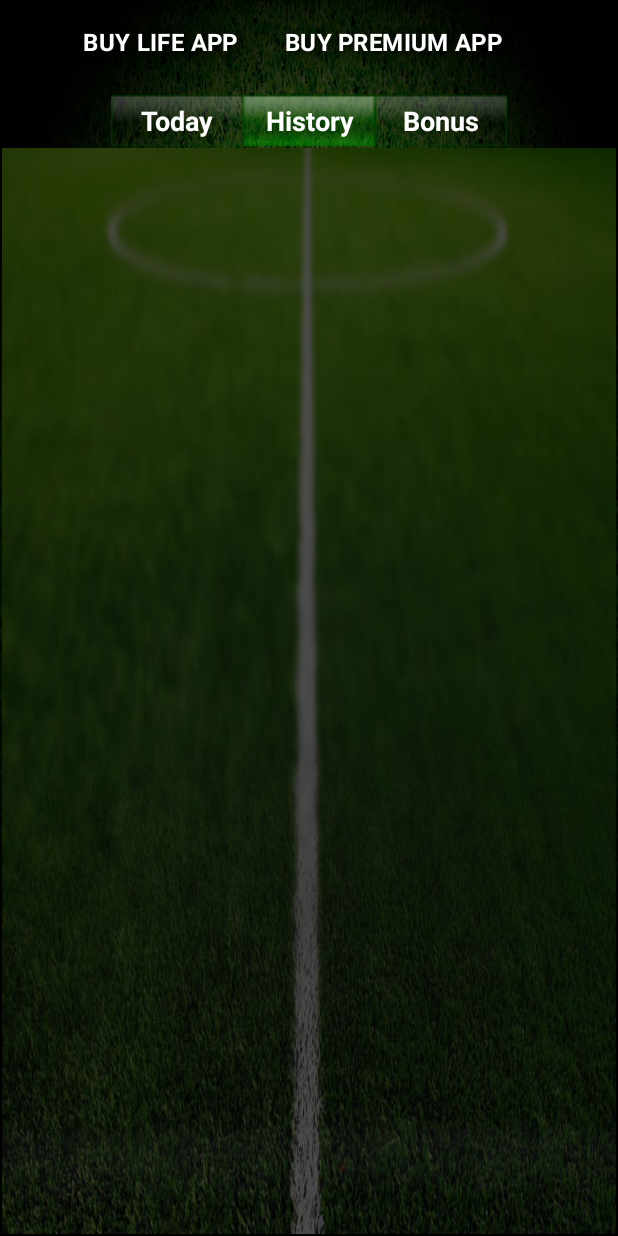
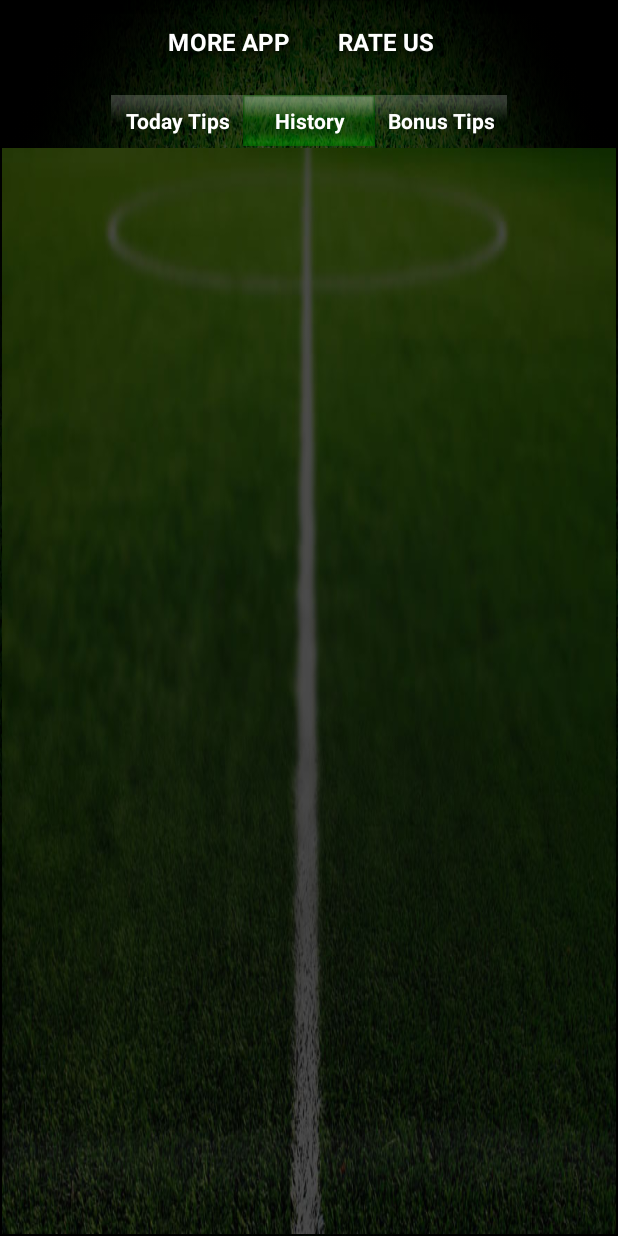
Before and after one commit to Serg722/BetUp, an Android app: the TodayTips screen opened directly, with no data from a screen before it, after a tap on "History", on a phone screen of 412 x 824 dp. Run offline under Robolectric (Android 15) with nearby library versions, the phone set to English and light mode, and no system bars; our stand-ins replace Firebase (no records; nobody signed in at launch, a user with empty details on screens opened directly).

Commit message:
firstCommit3_2

```diff
--- a/app/src/main/java/com/hfad/betup/BonusTips.java
+++ b/app/src/main/java/com/hfad/betup/BonusTips.java
@@ -51,7 +51,7 @@ public class BonusTips extends Activity {
         Animation animTest = AnimationUtils.loadAnimation(this,R.anim.test);
         test.startAnimation(animTest);
 
-        todayTipsBonus = (Button) findViewById(R.id.todayTipsBonus);
+        todayTipsBonus = (Button) findViewById(R.id.todayTips);
         todayTipsBonus.setOnClickListener(new View.OnClickListener() {
             @Override
             public void onClick(View v) {
@@ -60,7 +60,7 @@ public class BonusTips extends Activity {
             }
         });
 
-        history = (Button) findViewById(R.id.historyBonus);
+        history = (Button) findViewById(R.id.history);
         history.setOnClickListener(new View.OnClickListener() {
             @Override
             public void onClick(View v) {
--- a/app/src/main/java/com/hfad/betup/TodayTips.java
+++ b/app/src/main/java/com/hfad/betup/TodayTips.java
@@ -26,6 +26,7 @@ public class TodayTips extends Activity implements View.OnClickListener {
     private PredictionAdapter mAdapter;
     Button history;
     Button bonus;
+    Button moretips;
     private TextView header;
     //FirebaseFirestore db;
     DatabaseReference dbPredict;
@@ -56,6 +57,10 @@ public class TodayTips extends Activity implements View.OnClickListener {
         history.setOnClickListener(this);
         bonus = (Button) findViewById(R.id.bonus);
         bonus.setOnClickListener(this);
+        moretips = (Button) findViewById(R.id.moretips);
+        moretips.setOnClickListener(this);
+
+
 
 //        addListerOnButtonHistory();
 //        addListerOnButtonBonus();
@@ -96,6 +101,11 @@ public class TodayTips extends Activity implements View.OnClickListener {
                 Intent intent_bonus = new Intent(this, BonusTips.class);
                 startActivity(intent_bonus);
                 break;
+            case R.id.moretips:
+                Intent intent_more = new Intent(this, MoreApp.class);
+                startActivity(intent_more);
+                break;
+
             default:
                 break;
         }
--- a/app/src/main/res/layout/history.xml
+++ b/app/src/main/res/layout/history.xml
@@ -4,7 +4,7 @@ xmlns:app="http://schemas.android.com/apk/res-auto"
 xmlns:tools="http://schemas.android.com/tools"
 android:layout_width="match_parent"
 android:layout_height="wrap_content"
-android:background="@drawable/first_page"
+android:background="@drawable/backfon"
 android:orientation="vertical"
 android:padding="1dp">
 
@@ -14,12 +14,11 @@ android:padding="1dp">
     android:layout_width="wrap_content"
     android:layout_height="wrap_content"
     android:layout_gravity="center"
-
     android:orientation="horizontal"
     android:padding="5dp">
 
     <Button
-        android:id="@+id/button"
+        android:id="@+id/moretips"
         style="@style/Widget.AppCompat.Button"
         android:layout_width="wrap_content"
         android:layout_height="wrap_content"
@@ -77,7 +76,7 @@ android:padding="1dp">
         android:text="@string/today_tips"
         android:textAppearance="@style/TextAppearance.AppCompat"
         android:textColor="@android:color/white"
-        android:textSize="18sp"
+        android:textSize="14sp"
         android:textStyle="bold"
         app:layout_constraintStart_toStartOf="parent"
         app:layout_constraintTop_toTopOf="parent" />
@@ -92,7 +91,7 @@ android:padding="1dp">
         android:text="@string/history"
         android:textAppearance="@style/TextAppearance.AppCompat"
         android:textColor="@android:color/white"
-        android:textSize="18sp"
+        android:textSize="14sp"
         android:textStyle="bold"
         app:layout_constraintBottom_toBottomOf="parent"
         app:layout_constraintStart_toEndOf="@+id/todayTips"
@@ -110,12 +109,11 @@ android:padding="1dp">
         android:text="@string/bonus"
         android:textAppearance="@style/TextAppearance.AppCompat"
         android:textColor="@android:color/white"
-        android:textSize="18sp"
+        android:textSize="14sp"
         android:textStyle="bold"
         app:layout_constraintBottom_toBottomOf="parent"
         app:layout_constraintStart_toEndOf="@+id/history"
-        app:layout_constraintTop_toTopOf="parent"
-        app:layout_constraintVertical_bias="0.0" />
+        app:layout_constraintTop_toTopOf="parent" />
 
 </android.support.constraint.ConstraintLayout>
 
--- a/app/src/main/res/values/strings.xml
+++ b/app/src/main/res/values/strings.xml
@@ -2,11 +2,11 @@
     <string name="app_name">BetUp</string>
     <string name="go">PUSH TO PLAY</string>
     <string name="rate_us">Rate Us</string>
-    <string name="today_tips">Today</string>
-    <string name="buy">BUY PREMIUM APP</string>
-    <string name="subscribe">BUY LIFE APP</string>
+    <string name="today_tips">Today Tips</string>
+    <string name="buy">RATE US</string>
+    <string name="subscribe">MORE APP</string>
     <string name="history">History</string>
-    <string name="bonus">Bonus</string>
+    <string name="bonus">Bonus Tips</string>
     <string name="today_tips_bonus">Today Tips</string>
     <string name="history_bonus">History</string>
     <string name="default_notification_channel_id" translatable="false">fcm_default_channel</string>
```
Also changed, not shown: app/src/main/AndroidManifest.xml (+0 -18 lines), app/src/main/java/com/hfad/betup/MoreApp.java (added, +20 -0 lines), app/src/main/res/layout/app_more.xml (added, +45 -0 lines), app/src/main/res/layout/tips_bonus.xml (+5 -5 lines), app/src/main/res/layout/tips_today.xml (+5 -5 lines), app/src/main/res/drawable/activebutton.png, app/src/main/res/drawable/backfon.jpg (added), app/src/main/res/drawable/buthist.png (added), app/src/main/res/drawable/button.png, app/src/main/res/drawable/logobasket.png (added).
